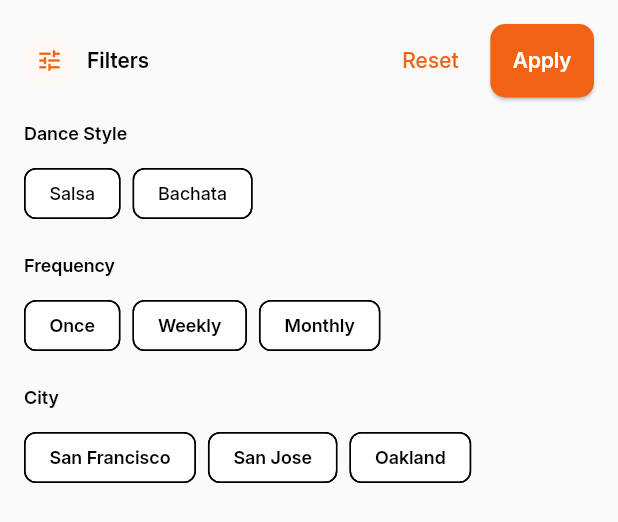
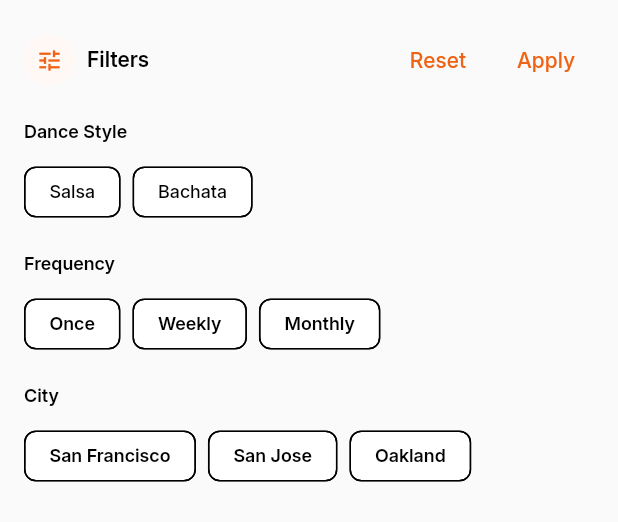
Before and after one commit to nathikazad/danceinsf, a Flutter app: the FilterModalWidget widget shown alone on an empty page, opened directly with empty values, on a phone screen of 412 x 824 dp. Shown: the top 522 px of the screen. Run offline on Flutter 3.47's test engine with Material 3 defaults, Android fonts, the light colour scheme and no system bars; our stand-ins replace file_picker, flutter_riverpod, flutter_svg, go_router, google_sign_in, image_picker and 4 more; missing offline and left inert: flutter_pdfview, flutter_svg_icons; accounts and stored records are empty; network calls fail.

Commit message:
minor changes

```diff
--- a/flutter_application/lib/theme/app_theme.dart
+++ b/flutter_application/lib/theme/app_theme.dart
@@ -12,6 +12,7 @@ class AppTheme {
         brightness: Brightness.light,
         primary: _sfOrange,
         secondary: _sfOrange,
+        background: Colors.white,
       ),
       scaffoldBackgroundColor: Colors.white,
       appBarTheme: const AppBarTheme(
--- a/flutter_application/lib/widgets/list_event_widgets/event_filters/event_filters_widget.dart
+++ b/flutter_application/lib/widgets/list_event_widgets/event_filters/event_filters_widget.dart
@@ -76,17 +76,11 @@ class _FilterModalWidgetState extends ConsumerState<FilterModalWidget> {
                   child: const Text('Reset'),
                 ),
                 const SizedBox(width: 8),
-                ElevatedButton(
+                TextButton(
                   onPressed: () {
                     Navigator.pop(context);
                   },
-                  child: Text(
-                    'Apply',
-                    style: Theme.of(context)
-                        .textTheme
-                        .headlineSmall
-                        ?.copyWith(color: Colors.white, fontSize: 14),
-                  ),
+                  child: const Text('Apply'),
                 ),
               ],
             ),
```
Also changed, not shown: flutter_application/lib/widgets/list_event_widgets/week_navigator.dart (+15 -13 lines).
